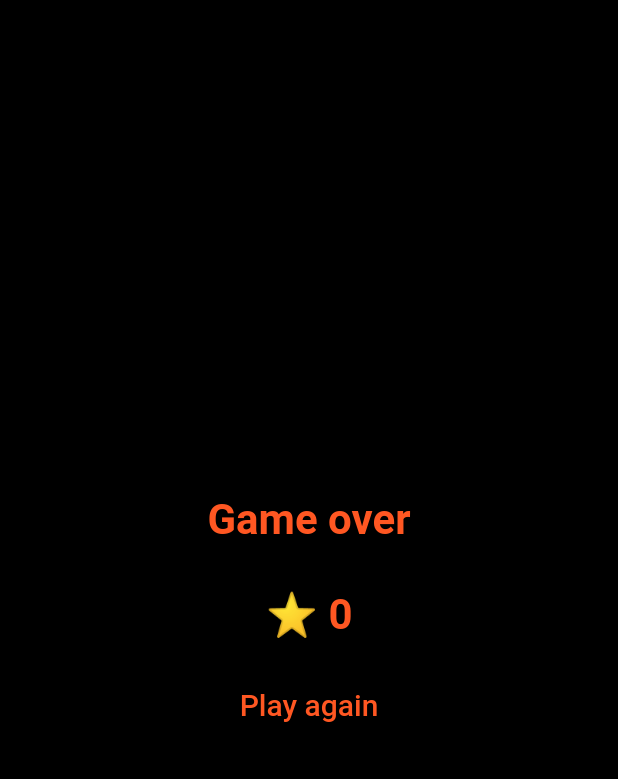
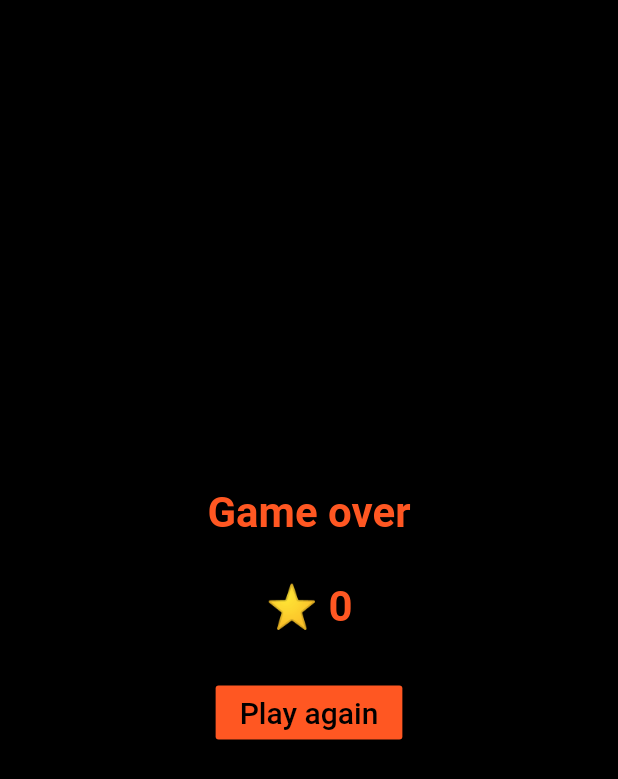
Before and after one commit to Holofox/trivia_app, a Flutter app: the ScorePage widget shown alone on an empty page, opened directly with empty values, on a phone screen of 412 x 824 dp. Shown: the top 779 px of the screen. Run offline on Flutter 3.47's test engine with Material 2 defaults, Android fonts, the phone set to English and light mode, and no system bars; our stand-ins replace bloc, flutter_bloc, html_unescape; missing offline and left inert: swipeable_card; network calls fail.

Commit message:
refactor
ui improovements

refactor

```diff
--- a/lib/features/trivia/presentation/pages/score_page.dart
+++ b/lib/features/trivia/presentation/pages/score_page.dart
@@ -35,14 +35,14 @@ class ScorePage extends StatelessWidget {
               color: Theme.of(context).accentColor,
             ),
           ),
-          const SizedBox(height: 20.0),
-          OutlineButton(
+          const SizedBox(height: 30.0),
+          RaisedButton(
             onPressed: () => _restartTapped(context),
-            child: Text(
+            child: const Text(
               'Play again',
               style: TextStyle(
                 fontSize: 20.0,
-                color: Theme.of(context).accentColor,
+                color: Colors.black,
               ),
             ),
           ),
--- a/lib/features/trivia_app.dart
+++ b/lib/features/trivia_app.dart
@@ -10,6 +10,7 @@ class TriviaApp extends StatelessWidget {
       debugShowCheckedModeBanner: false,
       theme: ThemeData(
         primarySwatch: Colors.deepOrange,
+        buttonColor: Colors.deepOrange,
         scaffoldBackgroundColor: Colors.black,
         cardColor: const Color.fromARGB(255, 26, 28, 28),
       ),
```
Also changed, not shown: lib/features/trivia/presentation/pages/game_page.dart (+9 -7 lines), lib/features/trivia/presentation/pages/trivia_page.dart (+6 -4 lines).
